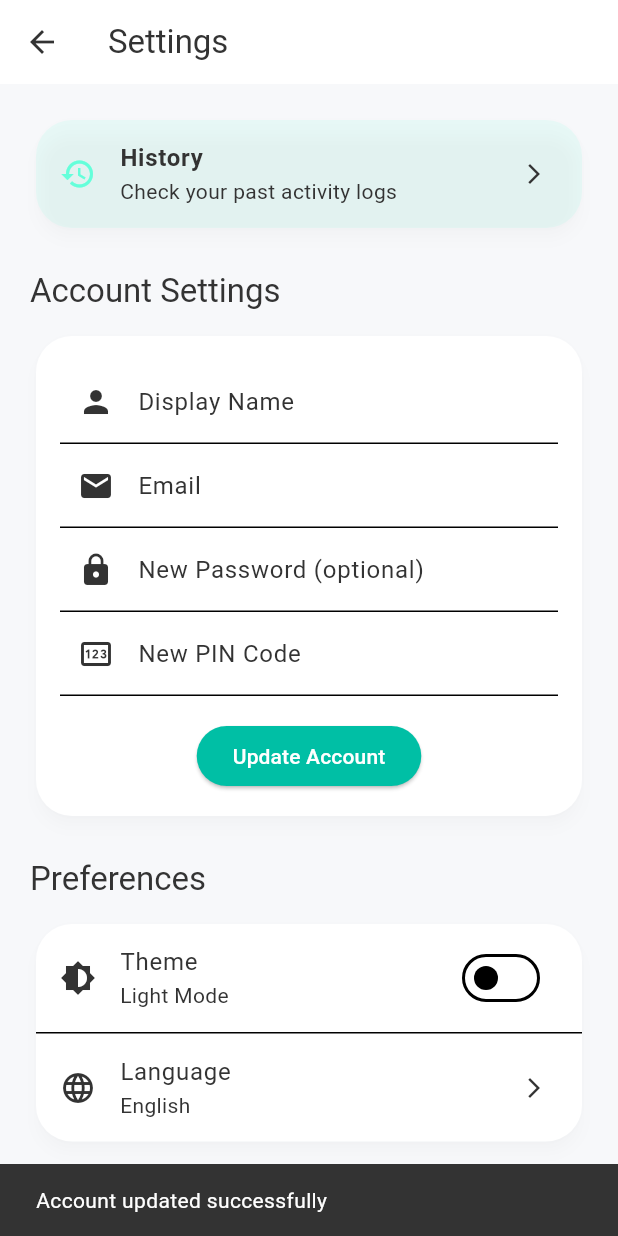
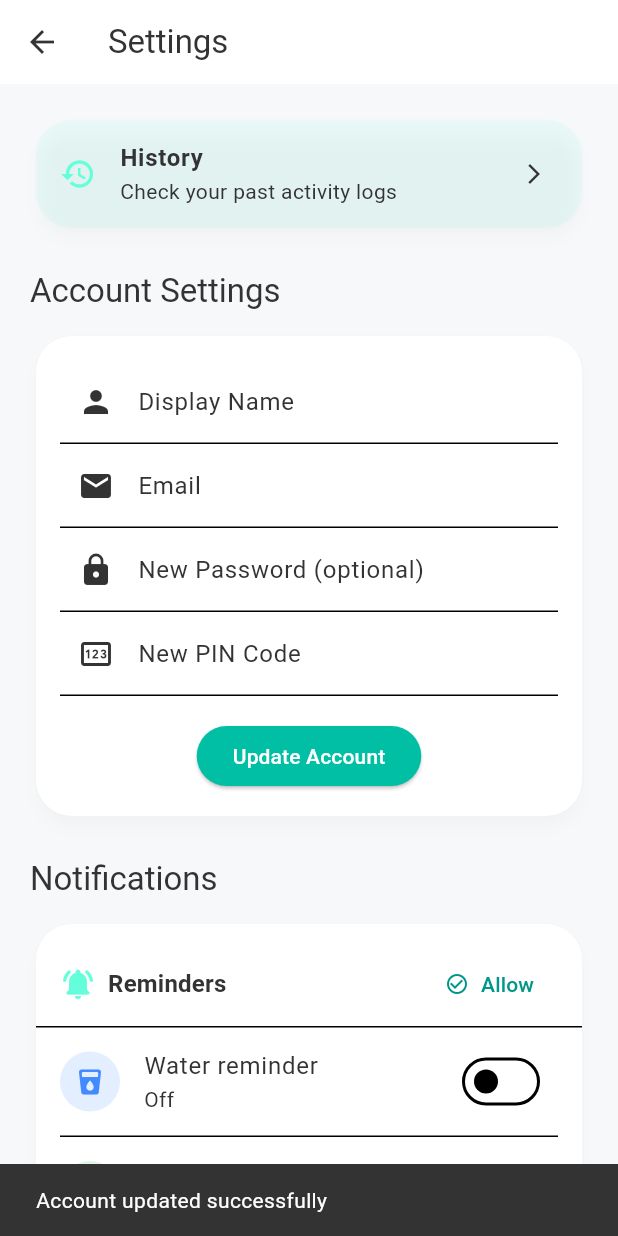
Before and after one commit to Lupastic/Fitnes_ai_app, a Flutter app: the SettingsPage screen opened directly, after a tap on "Update Account", on a phone screen of 412 x 824 dp. Run offline on Flutter 3.47's test engine with Material 3 defaults, Android fonts, the light colour scheme and no system bars; our stand-ins replace audioplayers, cloud_firestore, connectivity_plus, firebase_auth, firebase_core, flutter_dotenv and 8 more; accounts and stored records are empty.

Commit message:
feat: add local notifications for water, steps, sleep, calories and daily summary

```diff
--- /dev/null
+++ b/lib/providers/notification_provider.dart
@@ -0,0 +1,75 @@
+import 'package:flutter/material.dart';
+import '../services/notification_service.dart' as ns;
+
+class NotificationProvider extends ChangeNotifier {
+  ns.NotificationSettings _settings = const ns.NotificationSettings();
+  bool _isLoading = true;
+
+  ns.NotificationSettings get settings => _settings;
+  bool get isLoading => _isLoading;
+
+  NotificationProvider() {
+    _init();
+  }
+
+  Future<void> _init() async {
+    await ns.NotificationService().init();
+    _settings = await ns.NotificationSettings.load();
+    _isLoading = false;
+    notifyListeners();
+  }
+
+  Future<void> requestPermissions() async {
+    await ns.NotificationService().requestPermissions();
+    notifyListeners();
+  }
+
+  Future<void> updateSettings(ns.NotificationSettings newSettings) async {
+    _settings = newSettings;
+    await _settings.save();
+    await _rescheduleAll();
+    notifyListeners();
+  }
+
+  Future<void> _rescheduleAll() async {
+    final svc = ns.NotificationService();
+
+    if (_settings.waterEnabled) {
+      await svc.scheduleWaterReminder(_settings.waterTime.hour, _settings.waterTime.minute);
+    } else {
+      await svc.cancel(ns.NotificationIds.water);
+    }
+
+    if (_settings.stepsEnabled) {
+      await svc.scheduleStepsReminder(_settings.stepsTime.hour, _settings.stepsTime.minute);
+    } else {
+      await svc.cancel(ns.NotificationIds.steps);
+    }
+
+    if (_settings.sleepEnabled) {
+      await svc.scheduleSleepReminder(_settings.sleepTime.hour, _settings.sleepTime.minute);
+    } else {
+      await svc.cancel(ns.NotificationIds.sleep);
+    }
+
+    if (_settings.caloriesEnabled) {
+      await svc.scheduleCaloriesReminder(_settings.caloriesTime.hour, _settings.caloriesTime.minute);
+    } else {
+      await svc.cancel(ns.NotificationIds.calories);
+    }
+
+    if (_settings.summaryEnabled) {
+      await svc.scheduleDailySummary(_settings.summaryTime.hour, _settings.summaryTime.minute);
+    } else {
+      await svc.cancel(ns.NotificationIds.dailySummary);
+    }
+  }
+
+  Future<void> showGoalAchieved(String name) async {
+    await ns.NotificationService().showInstant(
+      id: 100,
+      title: '🏆 Goal reached!',
+      body: "You've completed your $name goal for today. Amazing!",
+    );
+  }
+}
--- a/lib/screens/settings_page.dart
+++ b/lib/screens/settings_page.dart
@@ -8,6 +8,7 @@ import '../providers/settings_provider.dart';
 import '../providers/locale_provider.dart';
 import '../providers/theme_provider.dart';
 import '../services/user_data_service.dart';
+import '../widgets/notification_settings_card.dart';
 
 class SettingsPage extends StatefulWidget {
   const SettingsPage({super.key});
@@ -146,9 +147,7 @@ class _SettingsPageState extends State<SettingsPage> {
       title: Text(label),
       trailing: localeProvider.locale == locale ? const Icon(Icons.check, color: Colors.tealAccent) : null,
       onTap: () async {
-        // Обновляем язык в интерфейсе
         await localeProvider.setLocale(locale);
-        // Сохраняем язык в Firebase через SettingsProvider
         await settingsProvider.setLocale(locale.languageCode);
         if (mounted) Navigator.pop(context);
       },
@@ -209,6 +208,11 @@ class _SettingsPageState extends State<SettingsPage> {
             ),
             const SizedBox(height: 24),
 
+            Text("Notifications", style: Theme.of(context).textTheme.titleLarge),
+            const SizedBox(height: 12),
+            const NotificationSettingsCard(),
+            const SizedBox(height: 24),
+
             Text("Preferences", style: Theme.of(context).textTheme.titleLarge),
             const SizedBox(height: 12),
             Card(
--- /dev/null
+++ b/lib/services/notification_service.dart
@@ -0,0 +1,220 @@
+import 'package:flutter/material.dart';
+import 'package:flutter_local_notifications/flutter_local_notifications.dart';
+import 'package:timezone/timezone.dart' as tz;
+import 'package:timezone/data/latest_all.dart' as tz;
+import 'package:shared_preferences/shared_preferences.dart';
+
+class NotificationIds {
+  static const int water = 1;
+  static const int steps = 2;
+  static const int sleep = 3;
+  static const int calories = 4;
+  static const int dailySummary = 5;
+}
+
+class NotificationService {
+  static final NotificationService _instance = NotificationService._internal();
+  factory NotificationService() => _instance;
+  NotificationService._internal();
+
+  final FlutterLocalNotificationsPlugin _plugin =
+  FlutterLocalNotificationsPlugin();
+  bool _initialized = false;
+
+  Future<void> init() async {
+    if (_initialized) return;
+    tz.initializeTimeZones();
+    const androidInit = AndroidInitializationSettings('@mipmap/ic_launcher');
+    const iosInit = DarwinInitializationSettings(
+      requestAlertPermission: true,
+      requestBadgePermission: true,
+      requestSoundPermission: true,
+    );
+    await _plugin.initialize(
+      const InitializationSettings(android: androidInit, iOS: iosInit),
+    );
+    _initialized = true;
+  }
+
+  Future<bool> requestPermissions() async {
+    final android = _plugin.resolvePlatformSpecificImplementation<
+        AndroidFlutterLocalNotificationsPlugin>();
+    final ios = _plugin.resolvePlatformSpecificImplementation<
+        IOSFlutterLocalNotificationsPlugin>();
+    bool? a = await android?.requestNotificationsPermission();
+    bool? i = await ios?.requestPermissions(alert: true, badge: true, sound: true);
+    return (a ?? true) || (i ?? true);
+  }
+
+  NotificationDetails _details(String channelId, String channelName) {
+    return NotificationDetails(
+      android: AndroidNotificationDetails(
+        channelId, channelName,
+        importance: Importance.high,
+        priority: Priority.high,
+        icon: '@mipmap/ic_launcher',
+      ),
+      iOS: const DarwinNotificationDetails(
+        presentAlert: true, presentSound: true, presentBadge: true,
+      ),
+    );
+  }
+
+  Future<void> showInstant({
+    required int id,
+    required String title,
+    required String body,
+    String? payload,
+  }) async {
+    await init();
+    await _plugin.show(id, title, body,
+        _details('instant_channel', 'Instant Notifications'), payload: payload);
+  }
+
+  Future<void> scheduleDailyReminder({
+    required int id,
+    required String title,
+    required String body,
+    required int hour,
+    required int minute,
+    String? payload,
+  }) async {
+    await init();
+    await _plugin.zonedSchedule(
+      id, title, body,
+      _nextInstanceOfTime(hour, minute),
+      _details('reminder_channel', 'Daily Reminders'),
+      androidScheduleMode: AndroidScheduleMode.exactAllowWhileIdle,
+      uiLocalNotificationDateInterpretation:
+      UILocalNotificationDateInterpretation.absoluteTime,
+      matchDateTimeComponents: DateTimeComponents.time,
+      payload: payload,
+    );
+  }
+
+  tz.TZDateTime _nextInstanceOfTime(int hour, int minute) {
+    final now = tz.TZDateTime.now(tz.local);
+    var scheduled =
+    tz.TZDateTime(tz.local, now.year, now.month, now.day, hour, minute);
+    if (scheduled.isBefore(now)) {
+      scheduled = scheduled.add(const Duration(days: 1));
+    }
+    return scheduled;
+  }
+
+  Future<void> cancel(int id) async => _plugin.cancel(id);
+  Future<void> cancelAll() async => _plugin.cancelAll();
+
+  Future<void> scheduleWaterReminder(int h, int m) => scheduleDailyReminder(
+      id: NotificationIds.water,
+      title: '💧 Time to hydrate!',
+      body: 'Have you had your water today?',
+      hour: h, minute: m, payload: 'water');
+
+  Future<void> scheduleStepsReminder(int h, int m) => scheduleDailyReminder(
+      id: NotificationIds.steps,
+      title: '🏃 Move it!',
+      body: 'Check your step count and keep moving!',
+      hour: h, minute: m, payload: 'steps');
+
+  Future<void> scheduleSleepReminder(int h, int m) => scheduleDailyReminder(
+      id: NotificationIds.sleep,
+      title: '😴 Bedtime reminder',
+      body: 'Time to wind down. Good sleep is key!',
+      hour: h, minute: m, payload: 'sleep');
+
+  Future<void> scheduleCaloriesReminder(int h, int m) => scheduleDailyReminder(
+      id: NotificationIds.calories,
+      title: '🍎 Log your meals!',
+      body: "Don't forget to track your calories for today.",
+      hour: h, minute: m, payload: 'calories');
+
+  Future<void> scheduleDailySummary(int h, int m) => scheduleDailyReminder(
+      id: NotificationIds.dailySummary,
+      title: '📊 Daily Summary',
+      body: 'Check your activity summary for today!',
+      hour: h, minute: m, payload: 'summary');
+}
+
+class NotificationSettings {
+  final bool waterEnabled;
+  final TimeOfDay waterTime;
+  final bool stepsEnabled;
+  final TimeOfDay stepsTime;
+  final bool sleepEnabled;
+  final TimeOfDay sleepTime;
+  final bool caloriesEnabled;
+  final TimeOfDay caloriesTime;
+  final bool summaryEnabled;
+  final TimeOfDay summaryTime;
+
+  const NotificationSettings({
+    this.waterEnabled = false,
+    this.waterTime = const TimeOfDay(hour: 9, minute: 0),
+    this.stepsEnabled = false,
+    this.stepsTime = const TimeOfDay(hour: 12, minute: 0),
+    this.sleepEnabled = false,
+    this.sleepTime = const TimeOfDay(hour: 22, minute: 0),
+    this.caloriesEnabled = false,
+    this.caloriesTime = const TimeOfDay(hour: 13, minute: 0),
+    this.summaryEnabled = false,
+    this.summaryTime = const TimeOfDay(hour: 21, minute: 0),
+  });
+
+  NotificationSettings copyWith({
+    bool? waterEnabled, TimeOfDay? waterTime,
+    bool? stepsEnabled, TimeOfDay? stepsTime,
+    bool? sleepEnabled, TimeOfDay? sleepTime,
+    bool? caloriesEnabled, TimeOfDay? caloriesTime,
+    bool? summaryEnabled, TimeOfDay? summaryTime,
+  }) => NotificationSettings(
+    waterEnabled: waterEnabled ?? this.waterEnabled,
+    waterTime: waterTime ?? this.waterTime,
+    stepsEnabled: stepsEnabled ?? this.stepsEnabled,
+    stepsTime: stepsTime ?? this.stepsTime,
+    sleepEnabled: sleepEnabled ?? this.sleepEnabled,
+    sleepTime: sleepTime ?? this.sleepTime,
+    caloriesEnabled: caloriesEnabled ?? this.caloriesEnabled,
+    caloriesTime: caloriesTime ?? this.caloriesTime,
+    summaryEnabled: summaryEnabled ?? this.summaryEnabled,
+    summaryTime: summaryTime ?? this.summaryTime,
+  );
+
+  static Future<NotificationSettings> load() async {
+    final p = await SharedPreferences.getInstance();
+    return NotificationSettings(
+      waterEnabled: p.getBool('notif_water_enabled') ?? false,
+      waterTime: _t(p, 'notif_water', 9, 0),
+      stepsEnabled: p.getBool('notif_steps_enabled') ?? false,
+      stepsTime: _t(p, 'notif_steps', 12, 0),
+      sleepEnabled: p.getBool('notif_sleep_enabled') ?? false,
+      sleepTime: _t(p, 'notif_sleep', 22, 0),
+      caloriesEnabled: p.getBool('notif_calories_enabled') ?? false,
+      caloriesTime: _t(p, 'notif_calories', 13, 0),
+      summaryEnabled: p.getBool('notif_summary_enabled') ?? false,
+      summaryTime: _t(p, 'notif_summary', 21, 0),
+    );
+  }
+
+  static TimeOfDay _t(SharedPreferences p, String k, int dh, int dm) =>
+      TimeOfDay(hour: p.getInt('${k}_hour') ?? dh, minute: p.getInt('${k}_minute') ?? dm);
+
+  Future<void> save() async {
+    final p = await SharedPreferences.getInstance();
+    await p.setBool('notif_water_enabled', waterEnabled);
+    await _st(p, 'notif_water', waterTime);
+    await p.setBool('notif_steps_enabled', stepsEnabled);
+    await _st(p, 'notif_steps', stepsTime);
+    await p.setBool('notif_sleep_enabled', sleepEnabled);
+    await _st(p, 'notif_sleep', sleepTime);
+    await p.setBool('notif_calories_enabled', caloriesEnabled);
+    await _st(p, 'notif_calories', caloriesTime);
+    await p.setBool('notif_summary_enabled', summaryEnabled);
+    await _st(p, 'notif_summary', summaryTime);
+  }
+
+  static Future<void> _st(SharedPreferences p, String k, TimeOfDay t) async {
+    await p.setInt('${k}_hour', t.hour);
+    await p.setInt('${k}_minute', t.minute);
+  }
+}
--- /dev/null
+++ b/lib/widgets/notification_settings_card.dart
@@ -0,0 +1,127 @@
+import 'package:flutter/material.dart';
+import 'package:provider/provider.dart';
+import '../providers/notification_provider.dart';
+import '../services/notification_service.dart' as ns;
+
+class NotificationSettingsCard extends StatelessWidget {
+  const NotificationSettingsCard({super.key});
+
+  @override
+  Widget build(BuildContext context) {
+    final p = context.watch<NotificationProvider>();
+    if (p.isLoading) {
+      return const Card(child: Padding(padding: EdgeInsets.all(24), child: Center(child: CircularProgressIndicator())));
+    }
+    final s = p.settings;
+    return Card(
+      child: Padding(
+        padding: const EdgeInsets.symmetric(vertical: 8),
+        child: Column(
+          crossAxisAlignment: CrossAxisAlignment.start,
+          children: [
+            Padding(
+              padding: const EdgeInsets.fromLTRB(16, 8, 16, 4),
+              child: Row(
+                children: [
+                  const Icon(Icons.notifications_active_rounded, color: Colors.tealAccent),
+                  const SizedBox(width: 8),
+                  Text('Reminders', style: Theme.of(context).textTheme.titleMedium?.copyWith(fontWeight: FontWeight.bold)),
+                  const Spacer(),
+                  TextButton.icon(
+                    icon: const Icon(Icons.check_circle_outline, size: 16),
+                    label: const Text('Allow'),
+                    onPressed: () async {
+                      await p.requestPermissions();
+                      if (context.mounted) {
+                        ScaffoldMessenger.of(context).showSnackBar(
+                          const SnackBar(content: Text('Notification permission requested')),
+                        );
+                      }
+                    },
+                  ),
+                ],
+              ),
+            ),
+            const Divider(height: 1),
+            _Row(icon: Icons.local_drink_rounded, color: Colors.blueAccent, label: 'Water reminder',
+                enabled: s.waterEnabled, time: s.waterTime,
+                onToggle: (v) => p.updateSettings(s.copyWith(waterEnabled: v)),
+                onTime: (t) => p.updateSettings(s.copyWith(waterEnabled: true, waterTime: t))),
+            _Row(icon: Icons.directions_run_rounded, color: Colors.green, label: 'Steps reminder',
+                enabled: s.stepsEnabled, time: s.stepsTime,
+                onToggle: (v) => p.updateSettings(s.copyWith(stepsEnabled: v)),
+                onTime: (t) => p.updateSettings(s.copyWith(stepsEnabled: true, stepsTime: t))),
+            _Row(icon: Icons.nightlight_round, color: Colors.deepPurple, label: 'Sleep reminder',
+                enabled: s.sleepEnabled, time: s.sleepTime,
+                onToggle: (v) => p.updateSettings(s.copyWith(sleepEnabled: v)),
+                onTime: (t) => p.updateSettings(s.copyWith(sleepEnabled: true, sleepTime: t))),
+            _Row(icon: Icons.local_fire_department_rounded, color: Colors.orange, label: 'Calories reminder',
+                enabled: s.caloriesEnabled, time: s.caloriesTime,
+                onToggle: (v) => p.updateSettings(s.copyWith(caloriesEnabled: v)),
+                onTime: (t) => p.updateSettings(s.copyWith(caloriesEnabled: true, caloriesTime: t))),
+            _Row(icon: Icons.bar_chart_rounded, color: Colors.tealAccent, label: 'Daily summary',
+                enabled: s.summaryEnabled, time: s.summaryTime,
+                onToggle: (v) => p.updateSettings(s.copyWith(summaryEnabled: v)),
+                onTime: (t) => p.updateSettings(s.copyWith(summaryEnabled: true, summaryTime: t)),
+                isLast: true),
+          ],
+        ),
+      ),
+    );
+  }
+}
+
+class _Row extends StatelessWidget {
+  final IconData icon;
+  final Color color;
+  final String label;
+  final bool enabled;
+  final TimeOfDay time;
+  final ValueChanged<bool> onToggle;
+  final ValueChanged<TimeOfDay> onTime;
+  final bool isLast;
+
+  const _Row({
+    required this.icon, required this.color, required this.label,
+    required this.enabled, required this.time,
+    required this.onToggle, required this.onTime, this.isLast = false,
+  });
+
+  String _fmt(TimeOfDay t) =>
+      '${t.hour.toString().padLeft(2, '0')}:${t.minute.toString().padLeft(2, '0')}';
+
+  @override
+  Widget build(BuildContext context) {
+    return Column(
+      children: [
+        ListTile(
+          leading: CircleAvatar(
+            backgroundColor: color.withOpacity(0.15),
+            child: Icon(icon, color: color, size: 20),
+          ),
+          title: Text(label),
+          subtitle: enabled
+              ? GestureDetector(
+            onTap: () async {
+              final picked = await showTimePicker(context: context, initialTime: time);
+              if (picked != null) onTime(picked);
+            },
+            child: Row(
+              mainAxisSize: MainAxisSize.min,
+              children: [
+                const Icon(Icons.access_time, size: 14, color: Colors.tealAccent),
+                const SizedBox(width: 4),
+                Text(_fmt(time), style: const TextStyle(color: Colors.tealAccent, fontWeight: FontWeight.w600)),
+                const SizedBox(width: 4),
+                const Text('· tap to change', style: TextStyle(fontSize: 11)),
+              ],
+            ),
+          )
+              : const Text('Off'),
+          trailing: Switch(value: enabled, activeColor: Colors.tealAccent, onChanged: onToggle),
+        ),
+        if (!isLast) const Divider(height: 1, indent: 16, endIndent: 16),
+      ],
+    );
+  }
+}
--- a/pubspec.yaml
+++ b/pubspec.yaml
@@ -34,6 +34,10 @@ dependencies:
   crypto: ^3.0.3
   google_generative_ai: ^0.4.0
   flutter_dotenv: ^5.1.0
+  flutter_background_service: ^5.0.5
+  flutter_background_service_android: ^6.2.2
+  flutter_local_notifications: ^18.0.1
+  timezone: ^0.9.4
 
 flutter:
   uses-material-design: true
```
Also changed, not shown: lib/main.dart (+5 -2 lines), lib/generated/l10n/app_localizations.dart (added), lib/generated/l10n/app_localizations_en.dart (added), lib/generated/l10n/app_localizations_kk.dart (added), lib/generated/l10n/app_localizations_ru.dart (added), pubspec.lock, 8 other files. Lines whose indentation alone changed are shown as unchanged.
